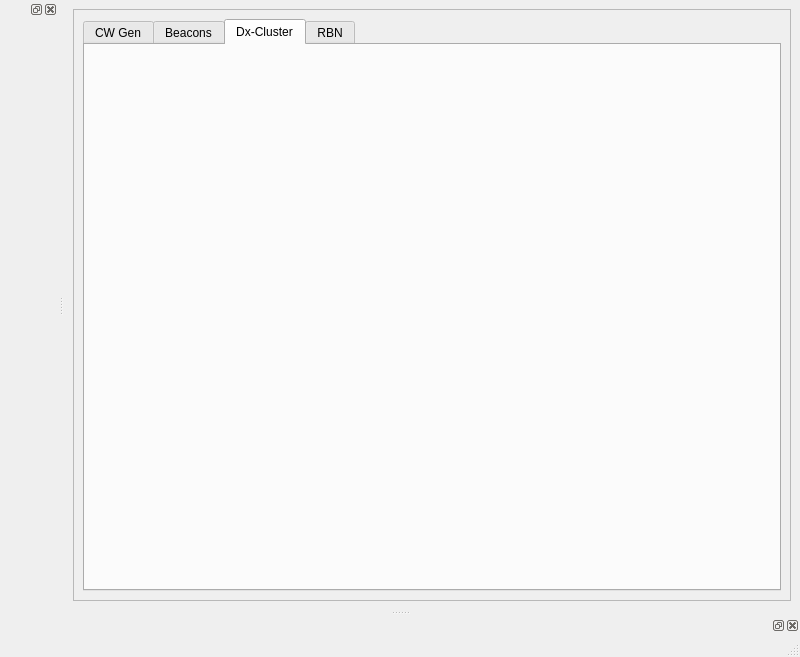
The window that ContestUi.ui (timseed/Contest) describes before a commit, drawn with Qt 5.
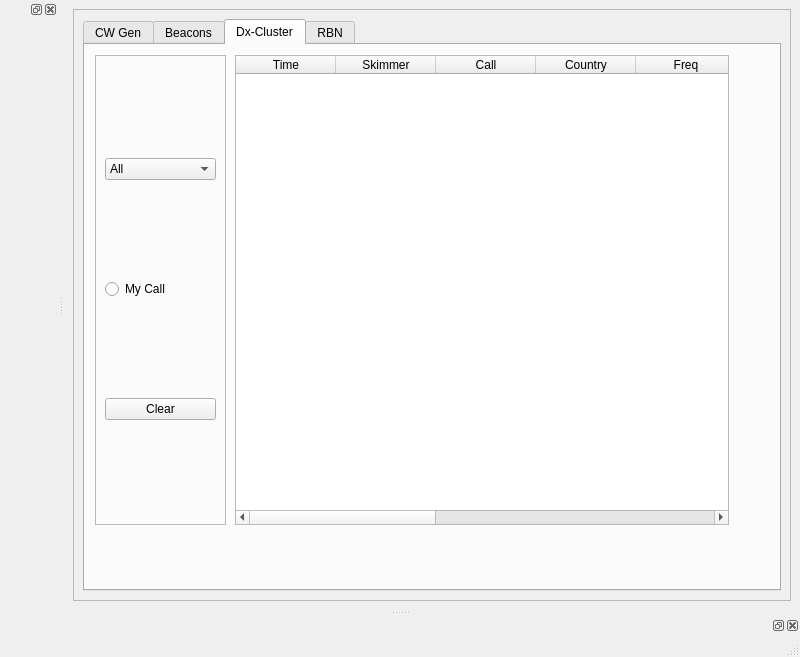
The same window after the commit. The open tabs and pages were chosen to show the change.

Commit message: rbn band select working. Need to do the same for cluster

Patch:
```diff
--- a/ContestUi.ui
+++ b/ContestUi.ui
@@ -75,6 +75,151 @@
           <attribute name="title">
            <string>Dx-Cluster</string>
           </attribute>
+          <widget class="QFrame" name="frame_3">
+           <property name="geometry">
+            <rect>
+             <x>10</x>
+             <y>10</y>
+             <width>131</width>
+             <height>470</height>
+            </rect>
+           </property>
+           <property name="frameShape">
+            <enum>QFrame::StyledPanel</enum>
+           </property>
+           <property name="frameShadow">
+            <enum>QFrame::Raised</enum>
+           </property>
+           <layout class="QVBoxLayout" name="verticalLayout_4">
+            <item>
+             <widget class="QComboBox" name="cbclusterBand">
+              <item>
+               <property name="text">
+                <string>All</string>
+               </property>
+              </item>
+              <item>
+               <property name="text">
+                <string>160</string>
+               </property>
+              </item>
+              <item>
+               <property name="text">
+                <string>80</string>
+               </property>
+              </item>
+              <item>
+               <property name="text">
+                <string>60</string>
+               </property>
+              </item>
+              <item>
+               <property name="text">
+                <string>40</string>
+               </property>
+              </item>
+              <item>
+               <property name="text">
+                <string>30</string>
+               </property>
+              </item>
+              <item>
+               <property name="text">
+                <string>20</string>
+               </property>
+              </item>
+              <item>
+               <property name="text">
+                <string>18</string>
+               </property>
+              </item>
+              <item>
+               <property name="text">
+                <string>15</string>
+               </property>
+              </item>
+              <item>
+               <property name="text">
+                <string>12</string>
+               </property>
+              </item>
+              <item>
+               <property name="text">
+                <string>10</string>
+               </property>
+              </item>
+             </widget>
+            </item>
+            <item>
+             <widget class="QRadioButton" name="clusterMycall">
+              <property name="text">
+               <string>My Call</string>
+              </property>
+             </widget>
+            </item>
+            <item>
+             <widget class="QPushButton" name="clusterClear">
+              <property name="text">
+               <string>Clear</string>
+              </property>
+             </widget>
+            </item>
+           </layout>
+          </widget>
+          <widget class="QTableWidget" name="rbnTable_2">
+           <property name="geometry">
+            <rect>
+             <x>150</x>
+             <y>10</y>
+             <width>494</width>
+             <height>470</height>
+            </rect>
+           </property>
+           <property name="sortingEnabled">
+            <bool>true</bool>
+           </property>
+           <property name="columnCount">
+            <number>10</number>
+           </property>
+           <column>
+            <property name="text">
+             <string>Time</string>
+            </property>
+           </column>
+           <column>
+            <property name="text">
+             <string>Skimmer</string>
+            </property>
+           </column>
+           <column>
+            <property name="text">
+             <string>Call</string>
+            </property>
+           </column>
+           <column>
+            <property name="text">
+             <string>Country</string>
+            </property>
+           </column>
+           <column>
+            <property name="text">
+             <string>Freq</string>
+            </property>
+           </column>
+           <column>
+            <property name="text">
+             <string>Band</string>
+            </property>
+           </column>
+           <column>
+            <property name="text">
+             <string>S/N</string>
+            </property>
+           </column>
+           <column/>
+           <column/>
+           <column/>
+          </widget>
          </widget>
          <widget class="QWidget" name="tab_4">
           <attribute name="title">
```
Left out of the diff: 59 changed lines with no effect on the pictures. The commit also changes 2 other files.
